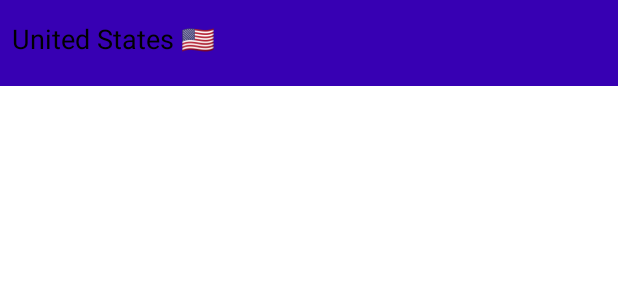
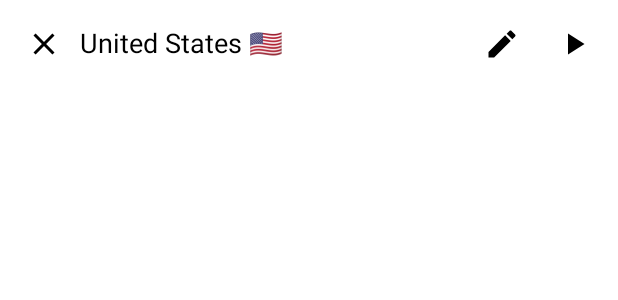
Before and after one commit to danielbWork/TTSList, an Android app built with Jetpack Compose: the @Preview function TextListItemPreview, on a phone screen of 412 x 824 dp. Shown: the top 300 px of the screen. Run offline under Robolectric (Android 15) with nearby library versions, the phone set to English and light mode, and no system bars.

Commit message:
Removed countries Added icons

```diff
--- a/app/src/main/java/com/compose/ttslist/MainActivity.kt
+++ b/app/src/main/java/com/compose/ttslist/MainActivity.kt
@@ -54,10 +54,12 @@ fun TopBar() {
 @Composable
 fun MainScreen() {
 	val textState = remember { mutableStateOf(TextFieldValue("")) }
+	val textList = remember { mutableListOf("a", "sadnjisdansjad asmkdasd asmidomsado sdad", "b") }
+
 	Column {
 		SearchView(textState)
 		// TODO Add actual text here
-		TextList(state = textState)
+		TextList(state = textState, textList)
 	}
 }
 
--- a/app/src/main/java/com/compose/ttslist/TextList.kt
+++ b/app/src/main/java/com/compose/ttslist/TextList.kt
@@ -1,16 +1,22 @@
 package com.compose.ttslist
 
-import androidx.compose.foundation.background
 import androidx.compose.foundation.clickable
 import androidx.compose.foundation.layout.*
 import androidx.compose.foundation.lazy.LazyColumn
 import androidx.compose.foundation.lazy.items
-import androidx.compose.material.*
+import androidx.compose.material.Icon
+import androidx.compose.material.IconButton
+import androidx.compose.material.Text
+import androidx.compose.material.icons.Icons
+import androidx.compose.material.icons.filled.Close
+import androidx.compose.material.icons.filled.Edit
 import androidx.compose.runtime.Composable
 import androidx.compose.runtime.MutableState
 import androidx.compose.runtime.mutableStateOf
 import androidx.compose.runtime.remember
+import androidx.compose.ui.Alignment
 import androidx.compose.ui.Modifier
+import androidx.compose.ui.res.painterResource
 import androidx.compose.ui.text.input.TextFieldValue
 import androidx.compose.ui.tooling.preview.Preview
 import androidx.compose.ui.unit.dp
@@ -21,44 +27,88 @@ import java.util.*
 @Composable
 fun TextListItem(text: String, onItemClick: (String) -> Unit) {
 	Row(
+			verticalAlignment = Alignment.CenterVertically,
 			modifier = Modifier
 					.clickable(onClick = { onItemClick(text) })
-					.background(MaterialTheme.colors.primaryVariant)
-					.height(57.dp)
+// fixme					.background(MaterialTheme.colors.primaryVariant)
 					.fillMaxWidth()
-					.padding(PaddingValues(8.dp, 16.dp))
+					.padding(5.dp)
 	) {
+
+		// TODO maybe update icon colors
+
+		IconButton(
+				onClick = {
+					// TODO Add remove
+				}
+		) {
+			Icon(
+					Icons.Default.Close,
+					contentDescription = "",
+					modifier = Modifier
+							.size(24.dp)
+			)
+		}
 		// TODO Add tts and edit buttons
-		Text(text = text, fontSize = 18.sp);
+		Text(text = text, fontSize = 18.sp, modifier = Modifier.fillMaxWidth(0.7f))
+
+		Row {
+			Spacer(modifier = Modifier.weight(1f))
+			IconButton(
+					onClick = {
+						// TODO Edit
+					}
+			) {
+				Icon(
+						Icons.Default.Edit,
+						contentDescription = "",
+						modifier = Modifier
+								.size(24.dp))
+			}
+
+			IconButton(
+					onClick = {
+						// TODO Play
+					}
+			) {
+				Icon(
+						painter = painterResource(id = R.drawable.ic_play),
+						contentDescription = "",
+						modifier = Modifier
+								.size(24.dp)
+				)
+			}
+		}
+
 	}
 }
 
 
 @Composable
-fun TextList(state: MutableState<TextFieldValue>) {
-	val countries = getListOfCountries()// fixme
-	var filteredCountries: ArrayList<String>
+fun TextList(state: MutableState<TextFieldValue>, textValues: MutableList<String>) {
 	LazyColumn(modifier = Modifier.fillMaxWidth()) {
 		val searchedText = state.value.text
-		filteredCountries = if (searchedText.isEmpty()) {
-			countries
+		if (textValues.isEmpty()) {
+			// TODO Add empty code
+
+
+
 		} else {
-			val resultList = ArrayList<String>()
-			for (country in countries) {
-				if (country.lowercase(Locale.getDefault())
-								.contains(searchedText.lowercase(Locale.getDefault()))
-				) {
-					resultList.add(country)
-				}
+			val filteredText = textValues.filter { it.lowercase().lowercase(Locale.getDefault())
+					.contains(searchedText.lowercase(Locale.getDefault())) }
+			 ArrayList<String>()
+
+			items(filteredText) {
+
+				TextListItem(text = it,
+						onItemClick = { text ->
+							/* Add code later */
+							//TODO add on delete, on edit and on play
+						})
 			}
-			resultList
+
 		}
-		items(filteredCountries) { filteredCountry ->
-			TextListItem(text = filteredCountry, onItemClick = { text ->
-				/* Add code later */
-				//TODO add on delete, on edit and on play
-			})
-		}
+
 	}
 }
 
@@ -66,23 +116,9 @@ fun TextList(state: MutableState<TextFieldValue>) {
 @Composable
 fun TextListPreview() {
 	val textState = remember { mutableStateOf(TextFieldValue("")) }
-	TextList(state = textState)
-}
+	val textList = remember { mutableListOf("a", "sadnjisdansjad asmkdasd asmidomsado sdad", "b") }
 
-fun getListOfCountries(): ArrayList<String> {
-	val isoCountryCodes = Locale.getISOCountries()
-	val countryListWithEmojis = ArrayList<String>()
-	for (countryCode in isoCountryCodes) {
-		val locale = Locale("", countryCode)
-		val countryName = locale.displayCountry
-		val flagOffset = 0x1F1E6
-		val asciiOffset = 0x41
-		val firstChar = Character.codePointAt(countryCode, 0) - asciiOffset + flagOffset
-		val secondChar = Character.codePointAt(countryCode, 1) - asciiOffset + flagOffset
-		val flag = (String(Character.toChars(firstChar)) + String(Character.toChars(secondChar)))
-		countryListWithEmojis.add("$countryName $flag")
-	}
-	return countryListWithEmojis
+	TextList(state = textState, textList)
 }
 
 @Preview(showBackground = true)
--- /dev/null
+++ b/app/src/main/res/drawable/ic_play.xml
@@ -0,0 +1,5 @@
+<vector android:height="24dp" android:tint="#000000"
+    android:viewportHeight="24" android:viewportWidth="24"
+    android:width="24dp" xmlns:android="http://schemas.android.com/apk/res/android">
+    <path android:fillColor="@android:color/white" android:pathData="M8,5v14l11,-7z"/>
+</vector>
--- /dev/null
+++ b/app/src/main/res/drawable/ic_stop.xml
@@ -0,0 +1,5 @@
+<vector android:height="24dp" android:tint="#000000"
+    android:viewportHeight="24" android:viewportWidth="24"
+    android:width="24dp" xmlns:android="http://schemas.android.com/apk/res/android">
+    <path android:fillColor="@android:color/white" android:pathData="M6,6h12v12H6z"/>
+</vector>
```
